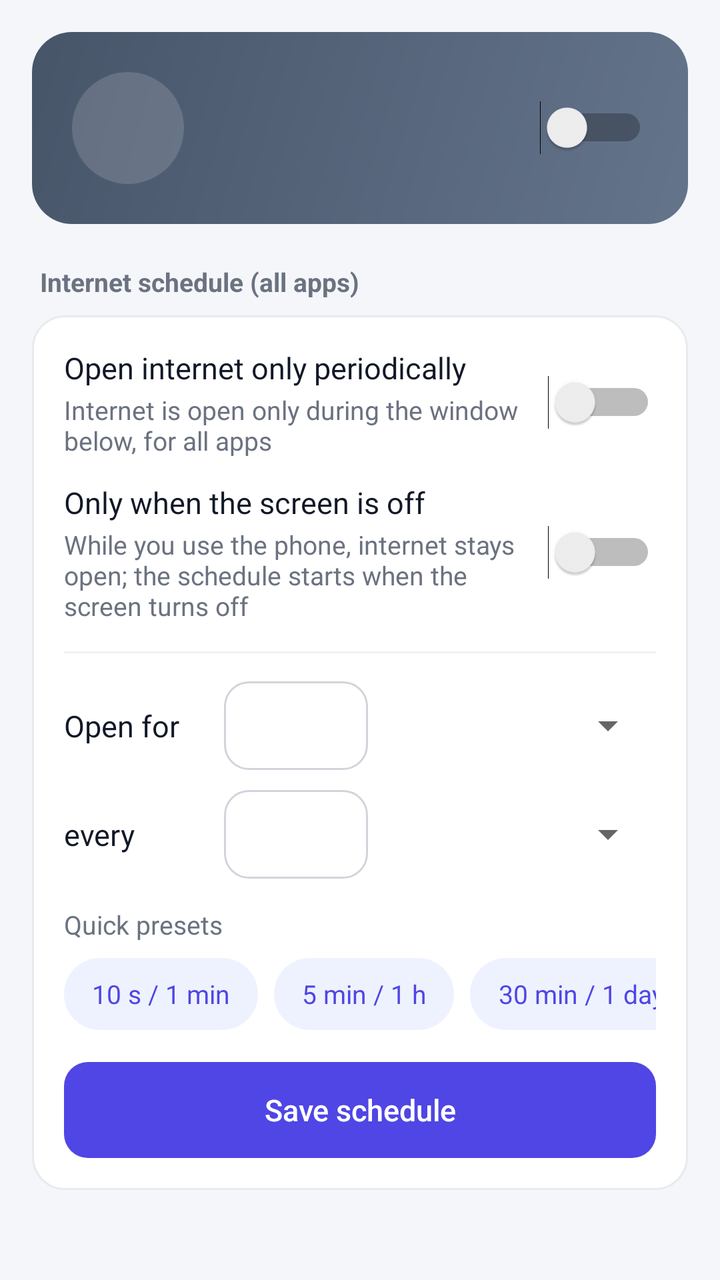
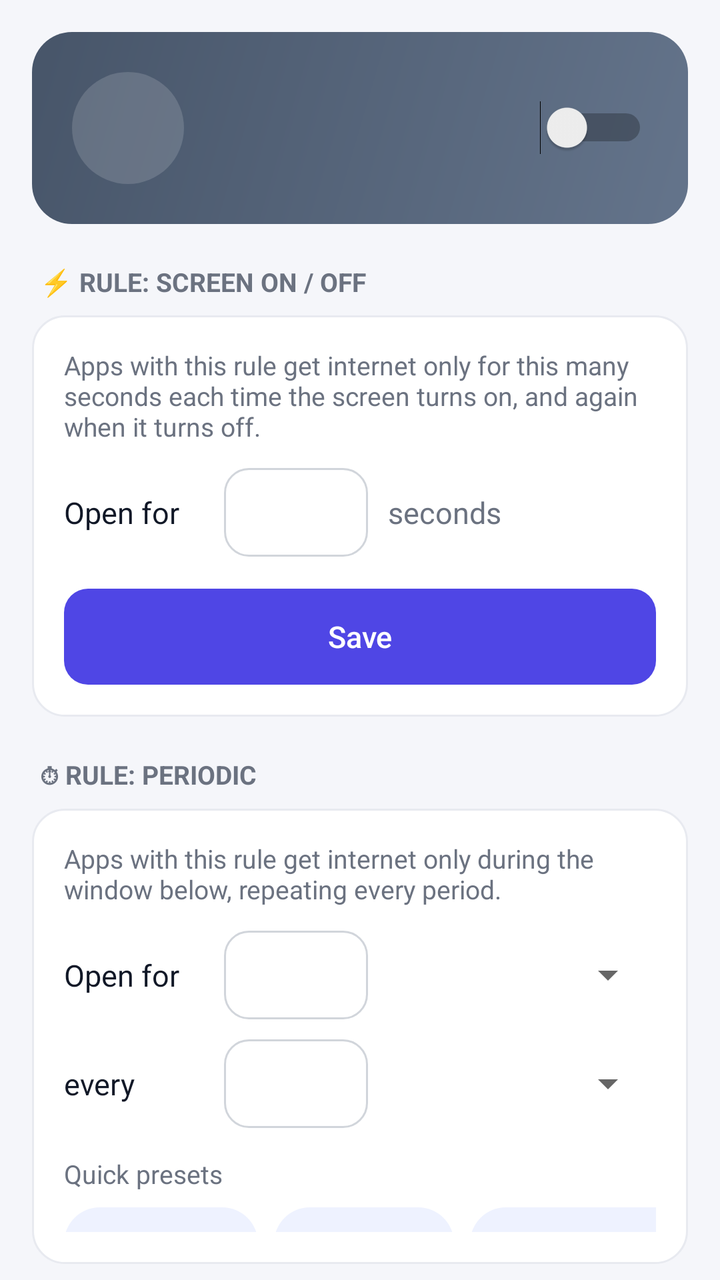

Screens rendered from an Android XML layout before and after an edit, with the pre-edit source and the edit as a unified diff.
<!-- AndroidManifest.xml: application theme AppTheme -->
<!-- res/layout/firewall_header.xml -->
<?xml version="1.0" encoding="utf-8"?>
<LinearLayout xmlns:android="http://schemas.android.com/apk/res/android"
    android:layout_width="match_parent"
    android:layout_height="wrap_content"
    android:orientation="vertical"
    android:paddingStart="16dp"
    android:paddingTop="16dp"
    android:paddingEnd="16dp"
    android:paddingBottom="8dp">

    
    <LinearLayout
        android:id="@+id/fwCard"
        android:layout_width="match_parent"
        android:layout_height="wrap_content"
        android:background="@drawable/bg_status_off"
        android:gravity="center_vertical"
        android:orientation="horizontal"
        android:padding="20dp">

        <TextView
            android:id="@+id/fwIcon"
            android:layout_width="56dp"
            android:layout_height="56dp"
            android:background="@drawable/bg_blocked_circle"
            android:gravity="center"
            android:textSize="28sp" />

        <LinearLayout
            android:layout_width="0dp"
            android:layout_height="wrap_content"
            android:layout_marginStart="16dp"
            android:layout_weight="1"
            android:orientation="vertical">

            <TextView
                android:id="@+id/fwTitle"
                android:layout_width="match_parent"
                android:layout_height="wrap_content"
                android:textColor="#FFFFFF"
                android:textSize="19sp"
                android:textStyle="bold" />

            <TextView
                android:id="@+id/fwSub"
                android:layout_width="match_parent"
                android:layout_height="wrap_content"
                android:layout_marginTop="2dp"
                android:textColor="#E6FFFFFF"
                android:textSize="14sp" />
        </LinearLayout>

        <Switch
            android:id="@+id/fwSwitch"
            android:layout_width="wrap_content"
            android:layout_height="wrap_content"
            android:layout_marginStart="8dp" />
    </LinearLayout>

    
    <TextView
        style="@style/SectionTitle"
        android:text="@string/fw_sched_header" />

    <LinearLayout
        android:layout_width="match_parent"
        android:layout_height="wrap_content"
        android:background="@drawable/bg_card"
        android:orientation="vertical"
        android:padding="16dp">

        <LinearLayout
            android:layout_width="match_parent"
            android:layout_height="wrap_content"
            android:gravity="center_vertical"
            android:orientation="horizontal">

            <LinearLayout
                android:layout_width="0dp"
                android:layout_height="wrap_content"
                android:layout_weight="1"
                android:orientation="vertical">

                <TextView
                    android:layout_width="match_parent"
                    android:layout_height="wrap_content"
                    android:text="@string/fw_sched_enable"
                    android:textColor="@color/text"
                    android:textSize="15sp" />

                <TextView
                    android:layout_width="match_parent"
                    android:layout_height="wrap_content"
                    android:layout_marginTop="2dp"
                    android:text="@string/fw_sched_sub"
                    android:textColor="@color/text_muted"
                    android:textSize="13sp" />
            </LinearLayout>

            <Switch
                android:id="@+id/schedSwitch"
                android:layout_width="wrap_content"
                android:layout_height="wrap_content"
                android:layout_marginStart="12dp" />
        </LinearLayout>

        <LinearLayout
            android:layout_width="match_parent"
            android:layout_height="wrap_content"
            android:layout_marginTop="12dp"
            android:gravity="center_vertical"
            android:orientation="horizontal">

            <LinearLayout
                android:layout_width="0dp"
                android:layout_height="wrap_content"
                android:layout_weight="1"
                android:orientation="vertical">

                <TextView
                    android:layout_width="match_parent"
                    android:layout_height="wrap_content"
                    android:text="@string/fw_screen_off_title"
                    android:textColor="@color/text"
                    android:textSize="15sp" />

                <TextView
                    android:layout_width="match_parent"
                    android:layout_height="wrap_content"
                    android:layout_marginTop="2dp"
                    android:text="@string/fw_screen_off_sub"
                    android:textColor="@color/text_muted"
                    android:textSize="13sp" />
            </LinearLayout>

            <Switch
                android:id="@+id/screenOffSwitch"
                android:layout_width="wrap_content"
                android:layout_height="wrap_content"
                android:layout_marginStart="12dp" />
        </LinearLayout>

        <View
            android:layout_width="match_parent"
            android:layout_height="1dp"
            android:layout_marginTop="14dp"
            android:layout_marginBottom="14dp"
            android:background="@color/divider" />

        <LinearLayout
            android:layout_width="match_parent"
            android:layout_height="wrap_content"
            android:gravity="center_vertical"
            android:orientation="horizontal">

            <TextView
                android:layout_width="80dp"
                android:layout_height="wrap_content"
                android:text="@string/fw_allow_for"
                android:textColor="@color/text"
                android:textSize="15sp" />

            <EditText
                android:id="@+id/onVal"
                android:layout_width="72dp"
                android:layout_height="wrap_content"
                android:background="@drawable/bg_input"
                android:gravity="center"
                android:inputType="number"
                android:maxLength="4"
                android:textColor="@color/text" />

            <Spinner
                android:id="@+id/onUnit"
                android:layout_width="0dp"
                android:layout_height="wrap_content"
                android:layout_marginStart="8dp"
                android:layout_weight="1" />
        </LinearLayout>

        <LinearLayout
            android:layout_width="match_parent"
            android:layout_height="wrap_content"
            android:layout_marginTop="10dp"
            android:gravity="center_vertical"
            android:orientation="horizontal">

            <TextView
                android:layout_width="80dp"
                android:layout_height="wrap_content"
                android:text="@string/fw_every"
                android:textColor="@color/text"
                android:textSize="15sp" />

            <EditText
                android:id="@+id/everyVal"
                android:layout_width="72dp"
                android:layout_height="wrap_content"
                android:background="@drawable/bg_input"
                android:gravity="center"
                android:inputType="number"
                android:maxLength="4"
                android:textColor="@color/text" />

            <Spinner
                android:id="@+id/everyUnit"
                android:layout_width="0dp"
                android:layout_height="wrap_content"
                android:layout_marginStart="8dp"
                android:layout_weight="1" />
        </LinearLayout>

        <TextView
            android:layout_width="match_parent"
            android:layout_height="wrap_content"
            android:layout_marginTop="14dp"
            android:layout_marginBottom="8dp"
            android:text="@string/fw_presets"
            android:textColor="@color/text_muted"
            android:textSize="13sp" />

        <HorizontalScrollView
            android:layout_width="match_parent"
            android:layout_height="wrap_content"
            android:scrollbars="none">

            <LinearLayout
                android:layout_width="wrap_content"
                android:layout_height="wrap_content"
                android:orientation="horizontal">

                <TextView
                    android:id="@+id/preset1"
                    style="@style/Chip"
                    android:text="@string/preset_1" />

                <TextView
                    android:id="@+id/preset2"
                    style="@style/Chip"
                    android:text="@string/preset_2" />

                <TextView
                    android:id="@+id/preset3"
                    style="@style/Chip"
                    android:text="@string/preset_3" />
            </LinearLayout>
        </HorizontalScrollView>

        <Button
            android:id="@+id/saveSched"
            style="@style/PrimaryButton"
            android:layout_marginTop="16dp"
            android:text="@string/fw_save_sched" />
    </LinearLayout>

    
    <TextView
        android:id="@+id/fwAppsHeader"
        style="@style/SectionTitle" />

    <EditText
        android:id="@+id/fwSearch"
        android:layout_width="match_parent"
        android:layout_height="wrap_content"
        android:layout_marginBottom="10dp"
        android:background="@drawable/bg_input"
        android:hint="@string/search_hint"
        android:inputType="text"
        android:singleLine="true"
        android:textColor="@color/text"
        android:textColorHint="@color/text_faint"
        android:textSize="15sp" />

    <HorizontalScrollView
        android:layout_width="match_parent"
        android:layout_height="wrap_content"
        android:layout_marginBottom="10dp"
        android:scrollbars="none">

        <LinearLayout
            android:layout_width="wrap_content"
            android:layout_height="wrap_content"
            android:orientation="horizontal">

            <TextView
                android:id="@+id/fwChipAll"
                style="@style/Chip"
                android:text="@string/chip_select_all" />

            <TextView
                android:id="@+id/fwChipNone"
                style="@style/Chip"
                android:text="@string/chip_clear" />
        </LinearLayout>
    </HorizontalScrollView>

</LinearLayout>
<!-- resources referenced by this layout -->
<resources>
  <color name="divider">#EEF0F4</color>
  <color name="text">#111827</color>
  <color name="text_faint">#9CA3AF</color>
  <color name="text_muted">#6B7280</color>
  <!-- drawable bg_blocked_circle (drawable) -->
  <?xml version="1.0" encoding="utf-8"?>
  <shape xmlns:android="http://schemas.android.com/apk/res/android" android:shape="oval">
      <solid android:color="#26FFFFFF" />
  </shape>
  <!-- drawable bg_card (drawable) -->
  <?xml version="1.0" encoding="utf-8"?>
  <shape xmlns:android="http://schemas.android.com/apk/res/android" android:shape="rectangle">
      <solid android:color="@color/card" />
      <corners android:radius="16dp" />
      <stroke android:width="1dp" android:color="@color/card_stroke" />
  </shape>
  <!-- drawable bg_input (drawable) -->
  <?xml version="1.0" encoding="utf-8"?>
  <shape xmlns:android="http://schemas.android.com/apk/res/android" android:shape="rectangle">
      <solid android:color="@color/card" />
      <corners android:radius="12dp" />
      <stroke android:width="1dp" android:color="#D1D5DB" />
      <padding android:left="12dp" android:top="10dp" android:right="12dp" android:bottom="10dp" />
  </shape>
  <!-- drawable bg_status_off (drawable) -->
  <?xml version="1.0" encoding="utf-8"?>
  <shape xmlns:android="http://schemas.android.com/apk/res/android" android:shape="rectangle">
      <gradient android:angle="315" android:startColor="#475569" android:endColor="#64748B" />
      <corners android:radius="20dp" />
  </shape>
  <string name="chip_clear">✕ Clear all</string>
  <string name="chip_select_all">✓ Select all</string>
  <string name="fw_allow_for">Open for</string>
  <string name="fw_every">every</string>
  <string name="fw_presets">Quick presets</string>
  <string name="fw_save_sched">Save schedule</string>
  <string name="fw_sched_enable">Open internet only periodically</string>
  <string name="fw_sched_header">Internet schedule (all apps)</string>
  <string name="fw_sched_sub">Internet is open only during the window below, for all apps</string>
  <string name="fw_screen_off_sub">While you use the phone, internet stays open; the schedule starts when the screen turns off</string>
  <string name="fw_screen_off_title">Only when the screen is off</string>
  <string name="preset_1">10 s / 1 min</string>
  <string name="preset_2">5 min / 1 h</string>
  <string name="preset_3">30 min / 1 day</string>
  <string name="search_hint">🔍 Search apps…</string>
  <color name="card">#FFFFFF</color>
  <color name="card_stroke">#E8EAF0</color>
  <!-- drawable bg_chip (drawable) -->
  <?xml version="1.0" encoding="utf-8"?>
  <ripple xmlns:android="http://schemas.android.com/apk/res/android" android:color="#224F46E5">
      <item>
          <shape android:shape="rectangle">
              <solid android:color="@color/primary_soft" />
              <corners android:radius="18dp" />
          </shape>
      </item>
  </ripple>
  <color name="primary">#4F46E5</color>
  <!-- drawable btn_primary (drawable) -->
  <?xml version="1.0" encoding="utf-8"?>
  <ripple xmlns:android="http://schemas.android.com/apk/res/android" android:color="#33FFFFFF">
      <item>
          <shape android:shape="rectangle">
              <solid android:color="@color/primary" />
              <corners android:radius="12dp" />
          </shape>
      </item>
  </ripple>
  <color name="primary_dark">#4338CA</color>
  <color name="bg">#F5F6FA</color>
  <color name="primary_soft">#EEF2FF</color>
  <!-- unchanged entries left out for length: 4 -->
</resources>

<!-- the commit's change to res/layout/firewall_header.xml (unified diff, before → after) -->
@@ -60,7 +60,7 @@
     
     <TextView
         style="@style/SectionTitle"
-        android:text="@string/fw_sched_header" />
+        android:text="@string/fw_burst_header" />
 
     <LinearLayout
         android:layout_width="match_parent"
@@ -69,146 +69,132 @@
         android:orientation="vertical"
         android:padding="16dp">
 
-        <LinearLayout
-            android:layout_width="match_parent"
-            android:layout_height="wrap_content"
-            android:gravity="center_vertical"
-            android:orientation="horizontal">
-
-            <LinearLayout
-                android:layout_width="0dp"
-                android:layout_height="wrap_content"
-                android:layout_weight="1"
-                android:orientation="vertical">
-
-                <TextView
-                    android:layout_width="match_parent"
-                    android:layout_height="wrap_content"
-                    android:text="@string/fw_sched_enable"
+            <TextView
+                android:layout_width="match_parent"
+                android:layout_height="wrap_content"
+                android:text="@string/fw_burst_desc"
+                android:textColor="@color/text_muted"
+                android:textSize="13sp" />
+            <LinearLayout
+                android:layout_width="match_parent"
+                android:layout_height="wrap_content"
+                android:layout_marginTop="12dp"
+                android:gravity="center_vertical"
+                android:orientation="horizontal">
+
+                <TextView
+                    android:layout_width="80dp"
+                    android:layout_height="wrap_content"
+                    android:text="@string/fw_allow_for"
                     android:textColor="@color/text"
                     android:textSize="15sp" />
 
-                <TextView
-                    android:layout_width="match_parent"
-                    android:layout_height="wrap_content"
-                    android:layout_marginTop="2dp"
-                    android:text="@string/fw_sched_sub"
+                <EditText
+                    android:id="@+id/burstSec"
+                    android:layout_width="72dp"
+                    android:layout_height="wrap_content"
+                    android:background="@drawable/bg_input"
+                    android:gravity="center"
+                    android:inputType="number"
+                    android:maxLength="4"
+                    android:textColor="@color/text" />
+
+                <TextView
+                    android:layout_width="wrap_content"
+                    android:layout_height="wrap_content"
+                    android:layout_marginStart="10dp"
+                    android:text="@string/unit_seconds"
                     android:textColor="@color/text_muted"
-                    android:textSize="13sp" />
-            </LinearLayout>
-
-            <Switch
-                android:id="@+id/schedSwitch"
-                android:layout_width="wrap_content"
-                android:layout_height="wrap_content"
-                android:layout_marginStart="12dp" />
-        </LinearLayout>
-
-        <LinearLayout
-            android:layout_width="match_parent"
-            android:layout_height="wrap_content"
-            android:layout_marginTop="12dp"
-            android:gravity="center_vertical"
-            android:orientation="horizontal">
-
-            <LinearLayout
-                android:layout_width="0dp"
-                android:layout_height="wrap_content"
-                android:layout_weight="1"
-                android:orientation="vertical">
-
-                <TextView
-                    android:layout_width="match_parent"
-                    android:layout_height="wrap_content"
-                    android:text="@string/fw_screen_off_title"
+                    android:textSize="15sp" />
+            </LinearLayout>
+
+        <Button
+            android:id="@+id/burstSave"
+            style="@style/PrimaryButton"
+            android:layout_marginTop="16dp"
+            android:text="@string/save" />
+    </LinearLayout>
+
+    
+    <TextView
+        style="@style/SectionTitle"
+        android:text="@string/fw_periodic_header" />
+
+    <LinearLayout
+        android:layout_width="match_parent"
+        android:layout_height="wrap_content"
+        android:background="@drawable/bg_card"
+        android:orientation="vertical"
+        android:padding="16dp">
+
+            <TextView
+                android:layout_width="match_parent"
+                android:layout_height="wrap_content"
+                android:text="@string/fw_periodic_desc"
+                android:textColor="@color/text_muted"
+                android:textSize="13sp" />
+            <LinearLayout
+                android:layout_width="match_parent"
+                android:layout_height="wrap_content"
+                android:layout_marginTop="12dp"
+                android:gravity="center_vertical"
+                android:orientation="horizontal">
+
+                <TextView
+                    android:layout_width="80dp"
+                    android:layout_height="wrap_content"
+                    android:text="@string/fw_allow_for"
                     android:textColor="@color/text"
                     android:textSize="15sp" />
 
-                <TextView
-                    android:layout_width="match_parent"
-                    android:layout_height="wrap_content"
-                    android:layout_marginTop="2dp"
-                    android:text="@string/fw_screen_off_sub"
-                    android:textColor="@color/text_muted"
-                    android:textSize="13sp" />
-            </LinearLayout>
-
-            <Switch
-                android:id="@+id/screenOffSwitch"
-                android:layout_width="wrap_content"
-                android:layout_height="wrap_content"
-                android:layout_marginStart="12dp" />
-        </LinearLayout>
-
-        <View
-            android:layout_width="match_parent"
-            android:layout_height="1dp"
-            android:layout_marginTop="14dp"
-            android:layout_marginBottom="14dp"
-            android:background="@color/divider" />
-
-        <LinearLayout
-            android:layout_width="match_parent"
-            android:layout_height="wrap_content"
-            android:gravity="center_vertical"
-            android:orientation="horizontal">
-
-            <TextView
-                android:layout_width="80dp"
-                android:layout_height="wrap_content"
-                android:text="@string/fw_allow_for"
-                android:textColor="@color/text"
-                android:textSize="15sp" />
-
-            <EditText
-                android:id="@+id/onVal"
-                android:layout_width="72dp"
-                android:layout_height="wrap_content"
-                android:background="@drawable/bg_input"
-                android:gravity="center"
-                android:inputType="number"
-                android:maxLength="4"
-                android:textColor="@color/text" />
-
-            <Spinner
-                android:id="@+id/onUnit"
-                android:layout_width="0dp"
-                android:layout_height="wrap_content"
-                android:layout_marginStart="8dp"
-                android:layout_weight="1" />
-        </LinearLayout>
-
-        <LinearLayout
-            android:layout_width="match_parent"
-            android:layout_height="wrap_content"
-            android:layout_marginTop="10dp"
-            android:gravity="center_vertical"
-            android:orientation="horizontal">
-
-            <TextView
-                android:layout_width="80dp"
-                android:layout_height="wrap_content"
-                android:text="@string/fw_every"
-                android:textColor="@color/text"
-                android:textSize="15sp" />
-
-            <EditText
-                android:id="@+id/everyVal"
-                android:layout_width="72dp"
-                android:layout_height="wrap_content"
-                android:background="@drawable/bg_input"
-                android:gravity="center"
-                android:inputType="number"
-                android:maxLength="4"
-                android:textColor="@color/text" />
-
-            <Spinner
-                android:id="@+id/everyUnit"
-                android:layout_width="0dp"
-                android:layout_height="wrap_content"
-                android:layout_marginStart="8dp"
-                android:layout_weight="1" />
-        </LinearLayout>
+                <EditText
+                    android:id="@+id/onVal"
+                    android:layout_width="72dp"
+                    android:layout_height="wrap_content"
+                    android:background="@drawable/bg_input"
+                    android:gravity="center"
+                    android:inputType="number"
+                    android:maxLength="4"
+                    android:textColor="@color/text" />
+
+                <Spinner
+                    android:id="@+id/onUnit"
+                    android:layout_width="0dp"
+                    android:layout_height="wrap_content"
+                    android:layout_marginStart="8dp"
+                    android:layout_weight="1" />
+            </LinearLayout>
+            <LinearLayout
+                android:layout_width="match_parent"
+                android:layout_height="wrap_content"
+                android:layout_marginTop="10dp"
+                android:gravity="center_vertical"
+                android:orientation="horizontal">
+
+                <TextView
+                    android:layout_width="80dp"
+                    android:layout_height="wrap_content"
+                    android:text="@string/fw_every"
+                    android:textColor="@color/text"
+                    android:textSize="15sp" />
+
+                <EditText
+                    android:id="@+id/everyVal"
+                    android:layout_width="72dp"
+                    android:layout_height="wrap_content"
+                    android:background="@drawable/bg_input"
+                    android:gravity="center"
+                    android:inputType="number"
+                    android:maxLength="4"
+                    android:textColor="@color/text" />
+
+                <Spinner
+                    android:id="@+id/everyUnit"
+                    android:layout_width="0dp"
+                    android:layout_height="wrap_content"
+                    android:layout_marginStart="8dp"
+                    android:layout_weight="1" />
+            </LinearLayout>
 
         <TextView
             android:layout_width="match_parent"
@@ -245,6 +231,77 @@
                     android:text="@string/preset_3" />
             </LinearLayout>
         </HorizontalScrollView>
+
+            <LinearLayout
+                android:layout_width="match_parent"
+                android:layout_height="wrap_content"
+                android:layout_marginTop="12dp"
+                android:gravity="center_vertical"
+                android:orientation="horizontal">
+
+                <LinearLayout
+                    android:layout_width="0dp"
+                    android:layout_height="wrap_content"
+                    android:layout_weight="1"
+                    android:orientation="vertical">
+
+                    <TextView
+                        android:layout_width="match_parent"
+                        android:layout_height="wrap_content"
+                        android:text="@string/fw_screen_off_title"
+                        android:textColor="@color/text"
+                        android:textSize="15sp" />
+
+                    <TextView
+                        android:layout_width="match_parent"
+                        android:layout_height="wrap_content"
+                        android:layout_marginTop="2dp"
+                        android:text="@string/fw_screen_off_sub"
+                        android:textColor="@color/text_muted"
+                        android:textSize="13sp" />
+                </LinearLayout>
+
+                <Switch
+                    android:id="@+id/screenOffSwitch"
+                    android:layout_width="wrap_content"
+                    android:layout_height="wrap_content"
+                    android:layout_marginStart="12dp" />
+            </LinearLayout>
+            <LinearLayout
+                android:layout_width="match_parent"
+                android:layout_height="wrap_content"
+                android:layout_marginTop="12dp"
+                android:gravity="center_vertical"
+                android:orientation="horizontal">
+
+                <LinearLayout
+                    android:layout_width="0dp"
+                    android:layout_height="wrap_content"
+                    android:layout_weight="1"
+                    android:orientation="vertical">
+
+                    <TextView
+                        android:layout_width="match_parent"
+                        android:layout_height="wrap_content"
+                        android:text="@string/fw_all_apps_title"
+                        android:textColor="@color/text"
+                        android:textSize="15sp" />
+
+                    <TextView
+                        android:layout_width="match_parent"
+                        android:layout_height="wrap_content"
+                        android:layout_marginTop="2dp"
+                        android:text="@string/fw_all_apps_sub"
+                        android:textColor="@color/text_muted"
+                        android:textSize="13sp" />
+                </LinearLayout>
+
+                <Switch
+                    android:id="@+id/schedSwitch"
+                    android:layout_width="wrap_content"
+                    android:layout_height="wrap_content"
+                    android:layout_marginStart="12dp" />
+            </LinearLayout>
 
         <Button
             android:id="@+id/saveSched"
@@ -285,12 +342,12 @@
             <TextView
                 android:id="@+id/fwChipAll"
                 style="@style/Chip"
-                android:text="@string/chip_select_all" />
+                android:text="@string/chip_fw_all" />
 
             <TextView
                 android:id="@+id/fwChipNone"
                 style="@style/Chip"
-                android:text="@string/chip_clear" />
+                android:text="@string/chip_fw_none" />
         </LinearLayout>
     </HorizontalScrollView>
 
<!-- resource entries referenced after the edit -->
@@ -1,6 +1,5 @@
 <!-- resources referenced by this layout -->
 <resources>
-  <color name="divider">#EEF0F4</color>
   <color name="text">#111827</color>
   <color name="text_faint">#9CA3AF</color>
   <color name="text_muted">#6B7280</color>
@@ -30,21 +29,26 @@
       <gradient android:angle="315" android:startColor="#475569" android:endColor="#64748B" />
       <corners android:radius="20dp" />
   </shape>
-  <string name="chip_clear">✕ Clear all</string>
-  <string name="chip_select_all">✓ Select all</string>
+  <string name="chip_fw_all">🚫 All → always blocked</string>
+  <string name="chip_fw_none">✕ All → free</string>
+  <string name="fw_all_apps_sub">Apps without a rule (Free) also follow this periodic schedule</string>
+  <string name="fw_all_apps_title">Apply to all other apps too</string>
   <string name="fw_allow_for">Open for</string>
+  <string name="fw_burst_desc">Apps with this rule get internet only for this many seconds each time the screen turns on, and again when it turns off.</string>
+  <string name="fw_burst_header">⚡ RULE: SCREEN ON / OFF</string>
   <string name="fw_every">every</string>
+  <string name="fw_periodic_desc">Apps with this rule get internet only during the window below, repeating every period.</string>
+  <string name="fw_periodic_header">⏱ RULE: PERIODIC</string>
   <string name="fw_presets">Quick presets</string>
   <string name="fw_save_sched">Save schedule</string>
-  <string name="fw_sched_enable">Open internet only periodically</string>
-  <string name="fw_sched_header">Internet schedule (all apps)</string>
-  <string name="fw_sched_sub">Internet is open only during the window below, for all apps</string>
-  <string name="fw_screen_off_sub">While you use the phone, internet stays open; the schedule starts when the screen turns off</string>
-  <string name="fw_screen_off_title">Only when the screen is off</string>
+  <string name="fw_screen_off_sub">The periodic window applies only while the screen is off</string>
+  <string name="fw_screen_off_title">Full internet while the screen is on</string>
   <string name="preset_1">10 s / 1 min</string>
   <string name="preset_2">5 min / 1 h</string>
   <string name="preset_3">30 min / 1 day</string>
+  <string name="save">Save</string>
   <string name="search_hint">🔍 Search apps…</string>
+  <string name="unit_seconds">seconds</string>
   <color name="card">#FFFFFF</color>
   <color name="card_stroke">#E8EAF0</color>
   <!-- drawable bg_chip (drawable) -->
